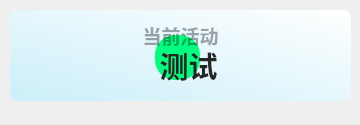
Above: ui/rikka/widget-current-activity.ui from Means74/Class-Widgets before the change. Below: the same form after it.
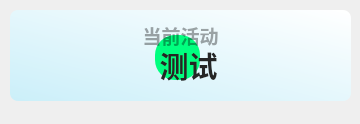
That is the form after the change. Icons and pictures are not drawn.

```diff
--- a/ui/rikka/widget-current-activity.ui
+++ b/ui/rikka/widget-current-activity.ui
@@ -7,7 +7,7 @@
     <x>0</x>
     <y>0</y>
     <width>360</width>
-    <height>125</height>
+       <height>124</height>
    </rect>
   </property>
   <property name="minimumSize">
@@ -129,7 +129,7 @@
   <widget class="QLabel" name="img">
    <property name="geometry">
     <rect>
-     <x>30</x>
+        <x>16</x>
      <y>10</y>
      <width>91</width>
      <height>91</height>
```
Left out of the diff: 5 changed lines with no effect on the pictures.
